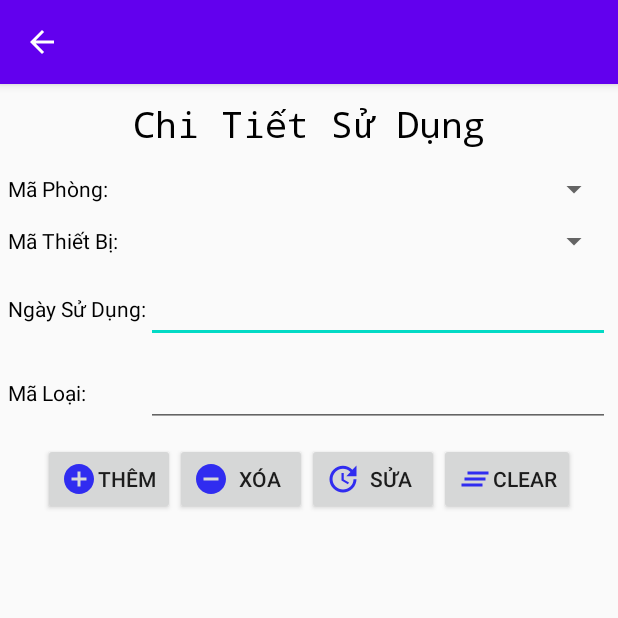
After one commit to baybayhaiba/doAn_QuanLyThietBi, an Android app: the ActivityChiTietSD screen opened directly, with no data from a screen before it, on a phone screen of 412 x 824 dp, the top half of it. The commit adds this screen. Run offline under Robolectric (Android 15) with nearby library versions, the phone set to English and light mode, and no system bars.

Commit message:
Tạo ra các layout quản lý thiết bị + đưa trang login làm trang main

```diff
--- a/app/build.gradle
+++ b/app/build.gradle
@@ -22,6 +22,8 @@ dependencies {
     implementation fileTree(dir: 'libs', include: ['*.jar'])
     implementation 'com.android.support:appcompat-v7:28.0.0'
     implementation 'com.android.support.constraint:constraint-layout:1.1.3'
+    implementation 'com.android.support:recyclerview-v7:28.0.0'
+    implementation 'com.android.support:cardview-v7:28.0.0'
     testImplementation 'junit:junit:4.12'
     androidTestImplementation 'com.android.support.test:runner:1.0.2'
     androidTestImplementation 'com.android.support.test.espresso:espresso-core:3.0.2'
--- /dev/null
+++ b/app/src/main/java/tdc/edu/vn/qlsv/GiaoDien/ActivityChiTietSD.java
@@ -0,0 +1,30 @@
+package tdc.edu.vn.qlsv.GiaoDien;
+
+//import androidx.annotation.NonNull;
+//import androidx.appcompat.app.ActionBar;
+//import androidx.appcompat.app.AppCompatActivity;
+
+import android.os.Bundle;
+import android.support.v7.app.ActionBar;
+import android.support.v7.app.AppCompatActivity;
+import android.view.MenuItem;
+
+import tdc.edu.vn.qlsv.R;
+
+
+public class ActivityChiTietSD extends AppCompatActivity {
+
+
+    @Override
+    protected void onCreate(Bundle savedInstanceState) {
+        super.onCreate(savedInstanceState);
+        setContentView(R.layout.activity_chi_tiet_sd);
+        ActionBar actionBar=getSupportActionBar();
+        actionBar.setDisplayHomeAsUpEnabled(true);
+    }
+    @Override
+    public boolean onOptionsItemSelected(MenuItem item) {
+        onBackPressed();
+        return super.onOptionsItemSelected(item);
+    }
+}
--- /dev/null
+++ b/app/src/main/res/layout/activity_chi_tiet_sd.xml
@@ -0,0 +1,114 @@
+<?xml version="1.0" encoding="utf-8"?>
+<LinearLayout xmlns:android="http://schemas.android.com/apk/res/android"
+    xmlns:app="http://schemas.android.com/apk/res-auto"
+    xmlns:tools="http://schemas.android.com/tools"
+    android:layout_width="match_parent"
+    android:layout_height="wrap_content"
+    android:orientation="vertical"
+    tools:context=".UI.ActivityThietBi">
+
+    <TextView
+        style="@style/title"
+        android:text="@string/chiTietSD" />
+
+    <LinearLayout
+        style="@style/linearBt"
+        android:layout_margin="5dp"
+        android:layout_marginTop="5dp">
+
+        <TextView
+            style="@style/textView"
+            android:text="Mã Phòng:" />
+
+        <Spinner
+            android:layout_marginStart="30sp"
+            android:id="@+id/sp_maPhong"
+            style="@style/editText" />
+
+    </LinearLayout>
+
+    <LinearLayout
+        style="@style/linearBt"
+        android:layout_margin="5dp"
+        android:layout_marginTop="5dp">
+
+        <TextView
+            style="@style/textView"
+            android:text="@string/codeDevice" />
+
+        <Spinner
+            android:layout_marginStart="20sp"
+            android:id="@+id/sp_MaThietBi"
+            style="@style/spinner" />
+
+    </LinearLayout>
+
+    <LinearLayout
+        style="@style/linearBt"
+        android:layout_margin="5dp"
+        android:layout_marginTop="5dp">
+
+        <TextView
+            style="@style/textView"
+            android:text="Ngày Sử Dụng:" />
+
+        <EditText
+            android:id="@+id/edit_ngaySuDung"
+            style="@style/editText"
+             />
+
+    </LinearLayout>
+
+    <LinearLayout
+        style="@style/linearBt"
+        android:layout_margin="5dp"
+        android:layout_marginTop="5dp">
+
+        <TextView
+            style="@style/textView"
+            android:text="@string/code_type" />
+
+        <EditText
+           style="@style/editText"
+            android:inputType="number"
+            android:layout_marginStart="40sp"
+            android:id="@+id/edit_soLuong"/>
+
+    </LinearLayout>
+
+    <LinearLayout
+        style="@style/linearBt"
+        android:layout_marginTop="5dp">
+
+        <Button
+            android:id="@+id/bt_add"
+            style="@style/button"
+            android:drawableStart="@drawable/ic_baseline_add_circle_24"
+            android:text="@string/add" />
+
+        <Button
+            android:id="@+id/bt_remove"
+            style="@style/button"
+            android:drawableStart="@drawable/ic_baseline_remove_circle_24"
+            android:text="@string/remove" />
+
+        <Button
+            android:id="@+id/bt_update"
+            style="@style/button"
+            android:drawableStart="@drawable/ic_baseline_update_24"
+            android:text="@string/update" />
+
+        <Button
+            android:id="@+id/bt_clear"
+            style="@style/button"
+            android:drawableStart="@drawable/ic_baseline_clear_all_24"
+            android:text="@string/clear" />
+
+    </LinearLayout>
+
+    <ListView
+        android:id="@+id/listDevice"
+        style="@style/listView"
+        android:layout_marginTop="5dp" />
+
+</LinearLayout>
```
Also changed, not shown: app/src/main/AndroidManifest.xml (+7 -2 lines), app/src/main/java/tdc/edu/vn/qlsv/GiaoDien/ActivityLoaiThietBi.java (added, +40 -0 lines), app/src/main/java/tdc/edu/vn/qlsv/GiaoDien/ActivityPhongHoc.java (added, +29 -0 lines), app/src/main/java/tdc/edu/vn/qlsv/GiaoDien/ActivityThietBi.java (added, +45 -0 lines), app/src/main/java/tdc/edu/vn/qlsv/GiaoDien/MainActivity.java (+43 -2 lines), app/src/main/res/layout/activity_ma_thietbi.xml (added, +85 -0 lines), app/src/main/res/layout/activity_phong_hoc.xml (added, +97 -0 lines), app/src/main/res/layout/activity_thietbi.xml (added, +99 -0 lines), 266 other files.
